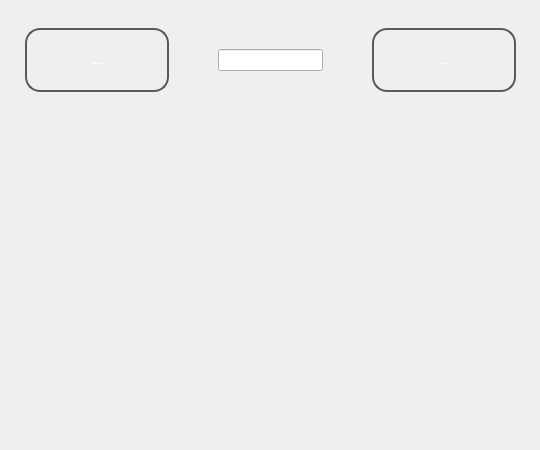
pinkyrie/ADog, file widget.ui: the form before one commit.
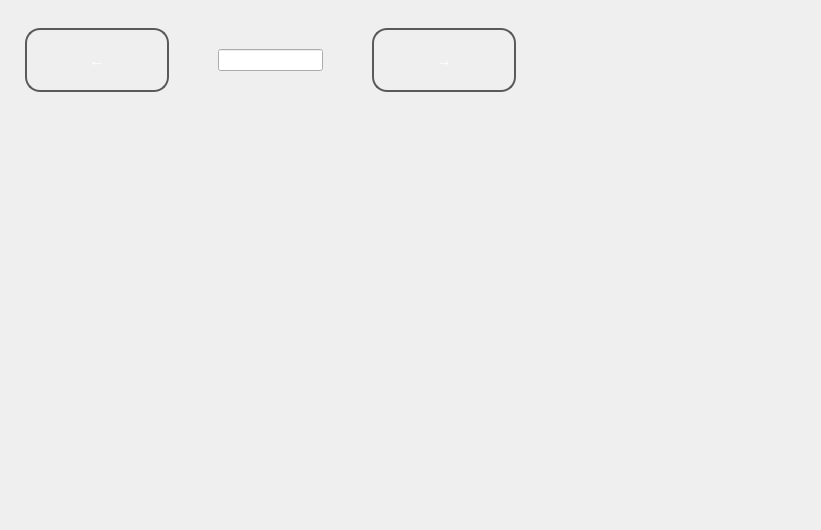
The form after the commit.

Commit message: fix:修好了窗口布局thanks to mrbeanC（米生气）

```diff
--- a/widget.ui
+++ b/widget.ui
@@ -6,8 +6,8 @@
    <rect>
     <x>0</x>
     <y>0</y>
-    <width>540</width>
-    <height>450</height>
+    <width>821</width>
+    <height>530</height>
    </rect>
   </property>
   <property name="windowTitle">
```
Left out of the diff: 2 changed lines with no effect on the pictures. The commit also changes 2 other files.
